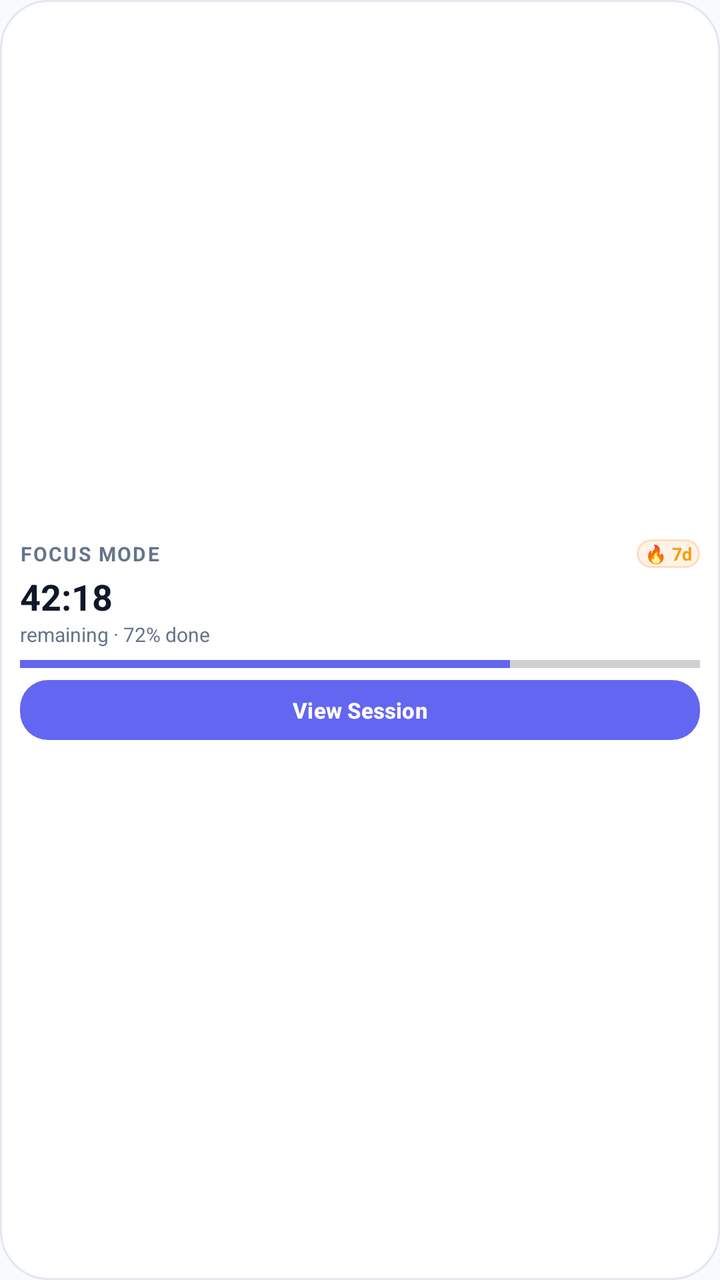
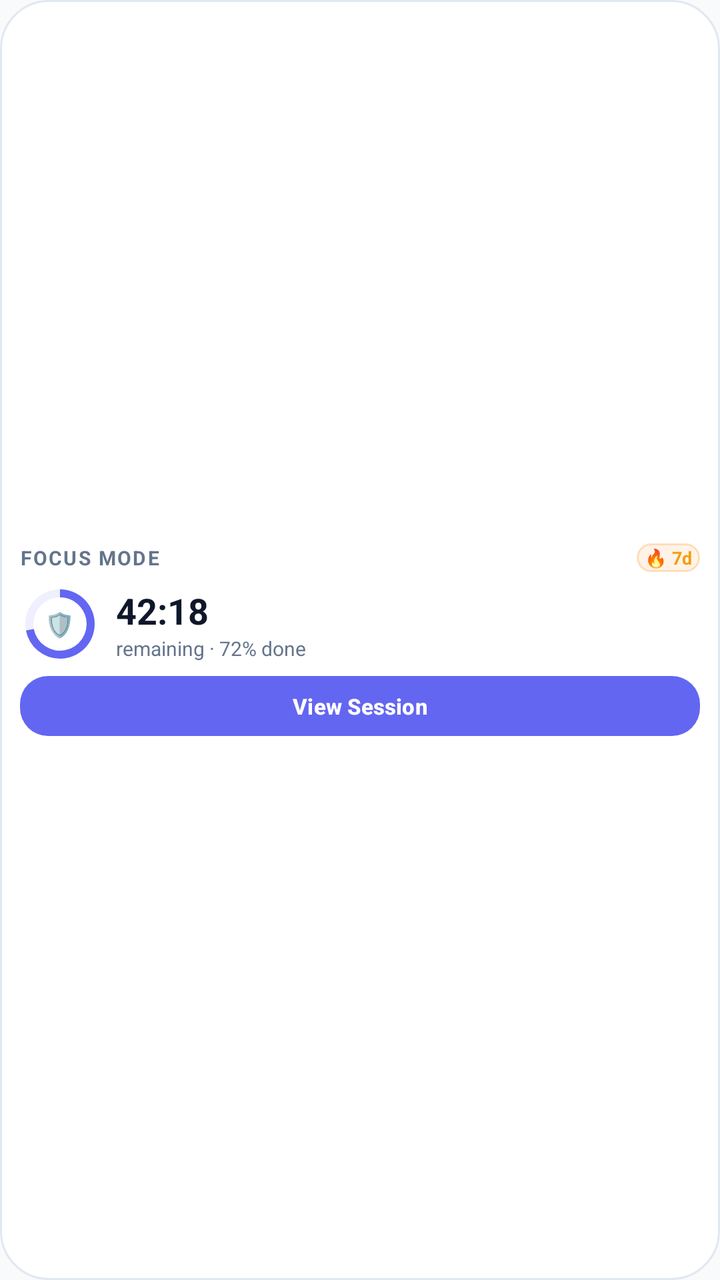

Compare the two renders of this Android layout. The source of the first and the diff that turns it into the second are given below.
<!-- AndroidManifest.xml: application theme Theme.StayFocused -->
<!-- res/layout/widget_compact.xml -->
<?xml version="1.0" encoding="utf-8"?>
<LinearLayout xmlns:android="http://schemas.android.com/apk/res/android"
    android:id="@+id/widgetCompactRoot"
    android:layout_width="match_parent"
    android:layout_height="match_parent"
    android:background="@drawable/bg_dashboard_card"
    android:orientation="vertical"
    android:padding="10dp"
    android:gravity="center_vertical">

    
    <LinearLayout
        android:layout_width="match_parent"
        android:layout_height="wrap_content"
        android:orientation="horizontal"
        android:gravity="center_vertical">

        <TextView
            android:id="@+id/tvWidgetCompactMode"
            android:layout_width="0dp"
            android:layout_height="wrap_content"
            android:layout_weight="1"
            android:maxLines="1"
            android:ellipsize="end"
            android:text="FOCUS MODE"
            android:textColor="@color/text_secondary"
            android:textSize="10sp"
            android:textStyle="bold"
            android:letterSpacing="0.08" />

        <TextView
            android:id="@+id/tvWidgetCompactBadge"
            android:layout_width="wrap_content"
            android:layout_height="wrap_content"
            android:background="@drawable/widget_badge_streak"
            android:paddingStart="4dp"
            android:paddingEnd="4dp"
            android:paddingTop="1dp"
            android:paddingBottom="1dp"
            android:text="🔥 7d"
            android:textColor="@color/accent_streak"
            android:textSize="9sp"
            android:textStyle="bold" />
    </LinearLayout>

    
    <TextView
        android:id="@+id/tvWidgetCompactTimer"
        android:layout_width="match_parent"
        android:layout_height="wrap_content"
        android:layout_marginTop="2dp"
        android:maxLines="1"
        android:ellipsize="end"
        android:text="42:18"
        android:textColor="@color/text_primary"
        android:textSize="18sp"
        android:textStyle="bold" />

    <TextView
        android:id="@+id/tvWidgetCompactSubtitle"
        android:layout_width="match_parent"
        android:layout_height="wrap_content"
        android:maxLines="1"
        android:ellipsize="end"
        android:text="remaining · 72% done"
        android:textColor="@color/text_secondary"
        android:textSize="10sp" />

    
    <ProgressBar
        android:id="@+id/progressWidgetCompactGoal"
        style="?android:attr/progressBarStyleHorizontal"
        android:layout_width="match_parent"
        android:layout_height="4dp"
        android:layout_marginTop="6dp"
        android:layout_marginBottom="6dp"
        android:max="100"
        android:progress="72"
        android:progressTint="@color/brand_primary" />

    
    <Button
        android:id="@+id/btnWidgetCompactAction"
        android:layout_width="match_parent"
        android:layout_height="30dp"
        android:background="@drawable/widget_btn_primary"
        android:minWidth="0dp"
        android:minHeight="0dp"
        android:paddingTop="0dp"
        android:paddingBottom="0dp"
        android:text="View Session"
        android:textAllCaps="false"
        android:textColor="@color/white"
        android:textSize="11sp"
        android:textStyle="bold" />

</LinearLayout>
<!-- resources referenced by this layout -->
<resources>
  <color name="accent_streak">#F59E0B</color>
  <color name="brand_primary">#6366F1</color>
  <color name="text_primary">#0F172A</color>
  <color name="text_secondary">#64748B</color>
  <color name="white">#FFFFFF</color>
  <!-- drawable bg_dashboard_card (drawable) -->
  <?xml version="1.0" encoding="utf-8"?>
  <shape xmlns:android="http://schemas.android.com/apk/res/android">
      <solid android:color="@color/bg_card" />
      <corners android:radius="24dp" />
      <stroke android:width="1dp" android:color="@color/card_border" />
  </shape>
  <!-- drawable widget_badge_streak (drawable) -->
  <?xml version="1.0" encoding="utf-8"?>
  <shape xmlns:android="http://schemas.android.com/apk/res/android">
      <solid android:color="#20FF9F43" />
      <corners android:radius="12dp" />
      <stroke android:width="1dp" android:color="#50FF9F43" />
  </shape>
  <!-- drawable widget_btn_primary (drawable) -->
  <?xml version="1.0" encoding="utf-8"?>
  <shape xmlns:android="http://schemas.android.com/apk/res/android">
      <solid android:color="@color/brand_primary" />
      <corners android:radius="14dp" />
  </shape>
  <style name="Theme.StayFocused" parent="Theme.Material3.DayNight.NoActionBar">
          <item name="colorPrimary">@color/brand_primary</item>
          <item name="colorPrimaryDark">@color/brand_primary_dark</item>
          <item name="colorSecondary">@color/secondary_teal</item>
          <item name="colorTertiary">@color/warning_amber</item>
          <item name="colorError">@color/strict_red</item>
          <item name="android:windowBackground">@color/bg_light</item>
          <item name="android:statusBarColor">@color/bg_light</item>
          <item name="android:navigationBarColor">@color/bg_light</item>
      </style>
  <color name="bg_card">#FFFFFF</color>
  <color name="card_border">#E2E8F0</color>
  <color name="brand_primary_dark">#4F46E5</color>
  <color name="secondary_teal">#14B8A6</color>
  <color name="warning_amber">#F59E0B</color>
  <color name="strict_red">#EF4444</color>
  <color name="bg_light">#F8FAFC</color>
</resources>

<!-- the commit's change to res/layout/widget_compact.xml (unified diff, before → after) -->
@@ -43,40 +43,63 @@
             android:textStyle="bold" />
     </LinearLayout>
 
-    
-    <TextView
-        android:id="@+id/tvWidgetCompactTimer"
+    <LinearLayout
         android:layout_width="match_parent"
         android:layout_height="wrap_content"
-        android:layout_marginTop="2dp"
-        android:maxLines="1"
-        android:ellipsize="end"
-        android:text="42:18"
-        android:textColor="@color/text_primary"
-        android:textSize="18sp"
-        android:textStyle="bold" />
-
-    <TextView
-        android:id="@+id/tvWidgetCompactSubtitle"
-        android:layout_width="match_parent"
-        android:layout_height="wrap_content"
-        android:maxLines="1"
-        android:ellipsize="end"
-        android:text="remaining · 72% done"
-        android:textColor="@color/text_secondary"
-        android:textSize="10sp" />
-
-    
-    <ProgressBar
-        android:id="@+id/progressWidgetCompactGoal"
-        style="?android:attr/progressBarStyleHorizontal"
-        android:layout_width="match_parent"
-        android:layout_height="4dp"
         android:layout_marginTop="6dp"
         android:layout_marginBottom="6dp"
-        android:max="100"
-        android:progress="72"
-        android:progressTint="@color/brand_primary" />
+        android:orientation="horizontal"
+        android:gravity="center_vertical">
+
+        
+        <FrameLayout
+            android:layout_width="40dp"
+            android:layout_height="40dp"
+            android:layout_marginEnd="8dp">
+            <ProgressBar
+                android:id="@+id/progressWidgetCompactGoal"
+                style="?android:attr/progressBarStyleHorizontal"
+                android:layout_width="match_parent"
+                android:layout_height="match_parent"
+                android:progressDrawable="@drawable/circular_progress"
+                android:max="100"
+                android:progress="72" />
+            <TextView
+                android:id="@+id/tvWidgetCompactRingLabel"
+                android:layout_width="wrap_content"
+                android:layout_height="wrap_content"
+                android:layout_gravity="center"
+                android:text="🛡️"
+                android:textSize="12sp" />
+        </FrameLayout>
+
+        <LinearLayout
+            android:layout_width="0dp"
+            android:layout_height="wrap_content"
+            android:layout_weight="1"
+            android:orientation="vertical">
+            <TextView
+                android:id="@+id/tvWidgetCompactTimer"
+                android:layout_width="match_parent"
+                android:layout_height="wrap_content"
+                android:maxLines="1"
+                android:ellipsize="end"
+                android:text="42:18"
+                android:textColor="@color/text_primary"
+                android:textSize="18sp"
+                android:textStyle="bold" />
+
+            <TextView
+                android:id="@+id/tvWidgetCompactSubtitle"
+                android:layout_width="match_parent"
+                android:layout_height="wrap_content"
+                android:maxLines="1"
+                android:ellipsize="end"
+                android:text="remaining · 72% done"
+                android:textColor="@color/text_secondary"
+                android:textSize="10sp" />
+        </LinearLayout>
+    </LinearLayout>
 
     
     <Button
<!-- resource entries referenced after the edit -->
@@ -12,6 +12,32 @@
       <corners android:radius="24dp" />
       <stroke android:width="1dp" android:color="@color/card_border" />
   </shape>
+  <!-- drawable circular_progress (drawable) -->
+  <?xml version="1.0" encoding="utf-8"?>
+  <layer-list xmlns:android="http://schemas.android.com/apk/res/android">
+      <item>
+          <shape
+              android:innerRadiusRatio="3"
+              android:shape="ring"
+              android:thicknessRatio="10.0"
+              android:useLevel="false">
+              <solid android:color="@color/brand_primary_subtle" />
+          </shape>
+      </item>
+      <item>
+          <rotate
+              android:fromDegrees="270"
+              android:toDegrees="270">
+              <shape
+                  android:innerRadiusRatio="3"
+                  android:shape="ring"
+                  android:thicknessRatio="10.0"
+                  android:useLevel="true">
+                  <solid android:color="@color/brand_primary" />
+              </shape>
+          </rotate>
+      </item>
+  </layer-list>
   <!-- drawable widget_badge_streak (drawable) -->
   <?xml version="1.0" encoding="utf-8"?>
   <shape xmlns:android="http://schemas.android.com/apk/res/android">
@@ -37,6 +63,7 @@
       </style>
   <color name="bg_card">#FFFFFF</color>
   <color name="card_border">#E2E8F0</color>
+  <color name="brand_primary_subtle">#1A6366F1</color>
   <color name="brand_primary_dark">#4F46E5</color>
   <color name="secondary_teal">#14B8A6</color>
   <color name="warning_amber">#F59E0B</color>
